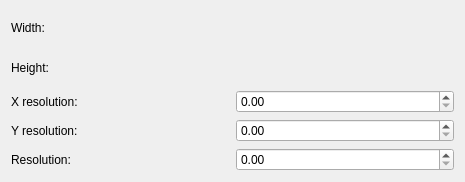
First picture: the form in krita/ui/forms/wdg_resolution.ui, repository KDE/krita, before the edit.
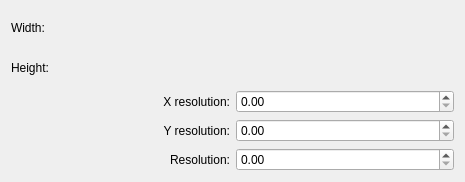
Second picture: the form after the edit.

Commit message:
Fix the alignment of labels in dialogs
Patch by Juan Palacios

The edit to the form file:
```diff
--- a/krita/ui/forms/wdg_resolution.ui
+++ b/krita/ui/forms/wdg_resolution.ui
@@ -37,6 +37,9 @@
        <property name="text" >
         <string>X resolution:</string>
        </property>
+       <property name="alignment">
+        <set>Qt::AlignRight|Qt::AlignTrailing|Qt::AlignVCenter</set>
+       </property>
       </widget>
      </item>
      <item>
@@ -54,6 +57,9 @@
        <property name="text" >
         <string>Y resolution:</string>
        </property>
+       <property name="alignment">
+        <set>Qt::AlignRight|Qt::AlignTrailing|Qt::AlignVCenter</set>
+       </property>
       </widget>
      </item>
      <item>
@@ -71,6 +77,9 @@
        <property name="text" >
         <string>Resolution:</string>
        </property>
+       <property name="alignment">
+        <set>Qt::AlignRight|Qt::AlignTrailing|Qt::AlignVCenter</set>
+       </property>
       </widget>
      </item>
      <item>
@@ -80,14 +89,6 @@
    </item>
   </layout>
  </widget>
- <customwidgets>
-  <customwidget>
-   <class>QDoubleSpinBox</class>
-   <extends>QSpinBox</extends>
-   <header>knuminput.h</header>
-   <container>1</container>
-  </customwidget>
- </customwidgets>
  <resources/>
  <connections/>
 </ui>
```
Left out of the diff: 76 changed lines with no effect on the pictures. The commit also changes 71 other files.
